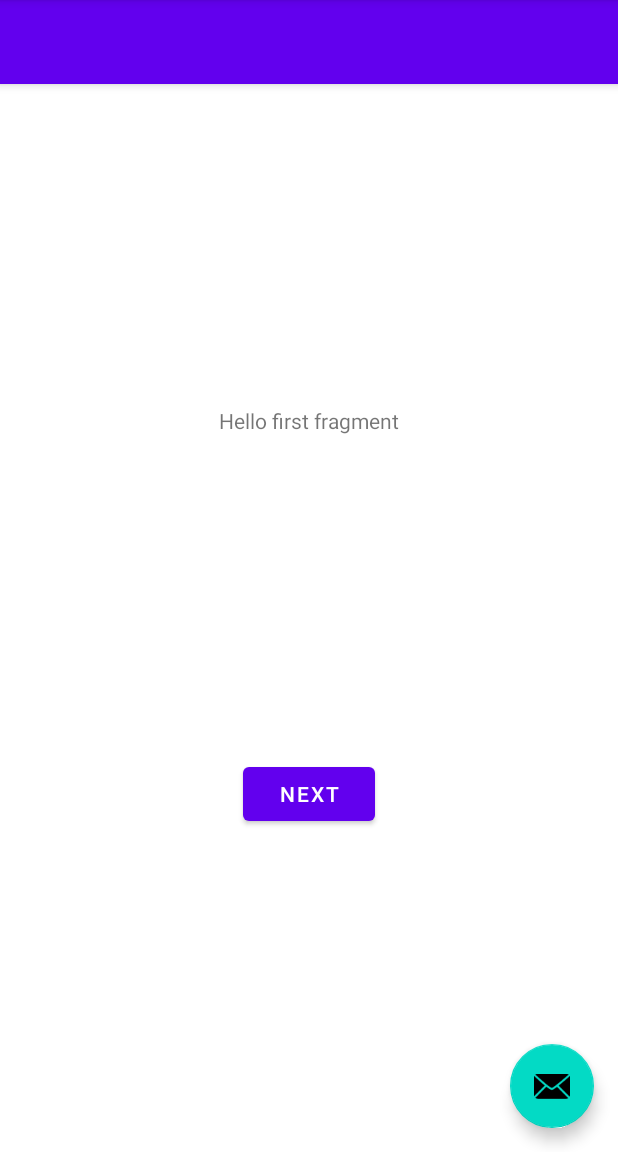
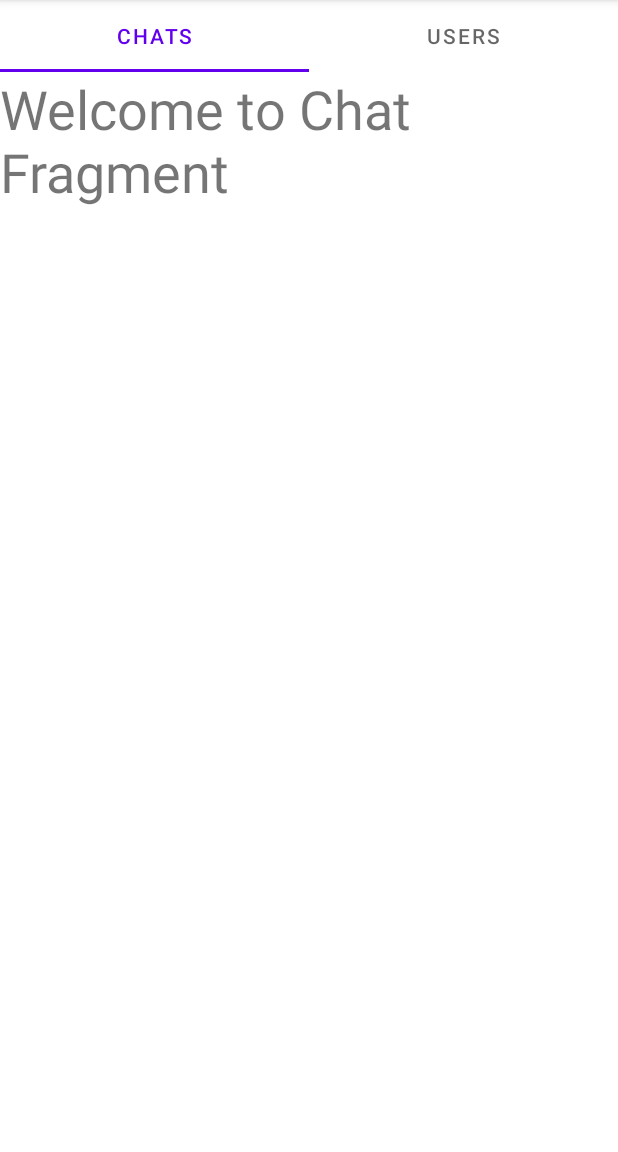
Before and after one commit to tobyatgithub/Android-Developer-Fundamentals-Java, an Android app: the screen it shows after launch once a user with an empty profile is signed in (MainActivity), on a phone screen of 412 x 824 dp, the part 84-1236 px from its top. Run offline under Robolectric (Android 15) with nearby library versions, the phone set to English and light mode, and no system bars; our stand-ins replace Firebase (no records; nobody signed in at launch, a user with empty details on screens opened directly); 1 statement that could not run was skipped.

Commit message:
adding view pager adapter with chat fragment and user fragment.

```diff
--- a/firebaseChatExmaple/app/build.gradle
+++ b/firebaseChatExmaple/app/build.gradle
@@ -38,6 +38,7 @@
     implementation 'androidx.navigation:navigation-fragment:2.3.5'
     implementation 'androidx.navigation:navigation-ui:2.3.5'
     implementation 'com.google.firebase:firebase-auth:19.3.1'
+    implementation 'androidx.legacy:legacy-support-v4:1.0.0'
     testImplementation 'junit:junit:4.+'
     androidTestImplementation 'androidx.test.ext:junit:1.1.2'
     androidTestImplementation 'androidx.test.espresso:espresso-core:3.3.0'
--- /dev/null
+++ b/firebaseChatExmaple/app/src/main/java/com/toby/firebasechatexample/Fragments/ChatFragment.java
@@ -0,0 +1,66 @@
+package com.toby.firebasechatexample.Fragments;
+
+import android.os.Bundle;
+
+import androidx.fragment.app.Fragment;
+
+import android.view.LayoutInflater;
+import android.view.View;
+import android.view.ViewGroup;
+
+import com.toby.firebasechatexample.R;
+
+/**
+ * A simple {@link Fragment} subclass.
+ * Use the {@link ChatFragment#newInstance} factory method to
+ * create an instance of this fragment.
+ */
+public class ChatFragment extends Fragment {
+
+    // TODO: Rename parameter arguments, choose names that match
+    // the fragment initialization parameters, e.g. ARG_ITEM_NUMBER
+    private static final String ARG_PARAM1 = "param1";
+    private static final String ARG_PARAM2 = "param2";
+
+    // TODO: Rename and change types of parameters
+    private String mParam1;
+    private String mParam2;
+
+    public ChatFragment() {
+        // Required empty public constructor
+    }
+
+    /**
+     * Use this factory method to create a new instance of
+     * this fragment using the provided parameters.
+     *
+     * @param param1 Parameter 1.
+     * @param param2 Parameter 2.
+     * @return A new instance of fragment ChatFragment.
+     */
+    // TODO: Rename and change types and number of parameters
+    public static ChatFragment newInstance(String param1, String param2) {
+        ChatFragment fragment = new ChatFragment();
+        Bundle args = new Bundle();
+        args.putString(ARG_PARAM1, param1);
+        args.putString(ARG_PARAM2, param2);
+        fragment.setArguments(args);
+        return fragment;
+    }
+
+    @Override
+    public void onCreate(Bundle savedInstanceState) {
+        super.onCreate(savedInstanceState);
+        if (getArguments() != null) {
+            mParam1 = getArguments().getString(ARG_PARAM1);
+            mParam2 = getArguments().getString(ARG_PARAM2);
+        }
+    }
+
+    @Override
+    public View onCreateView(LayoutInflater inflater, ViewGroup container,
+                             Bundle savedInstanceState) {
+        // Inflate the layout for this fragment
+        return inflater.inflate(R.layout.fragment_chat, container, false);
+    }
+}
--- /dev/null
+++ b/firebaseChatExmaple/app/src/main/java/com/toby/firebasechatexample/Fragments/UserFragment.java
@@ -0,0 +1,66 @@
+package com.toby.firebasechatexample.Fragments;
+
+import android.os.Bundle;
+
+import androidx.fragment.app.Fragment;
+
+import android.view.LayoutInflater;
+import android.view.View;
+import android.view.ViewGroup;
+
+import com.toby.firebasechatexample.R;
+
+/**
+ * A simple {@link Fragment} subclass.
+ * Use the {@link UserFragment#newInstance} factory method to
+ * create an instance of this fragment.
+ */
+public class UserFragment extends Fragment {
+
+    // TODO: Rename parameter arguments, choose names that match
+    // the fragment initialization parameters, e.g. ARG_ITEM_NUMBER
+    private static final String ARG_PARAM1 = "param1";
+    private static final String ARG_PARAM2 = "param2";
+
+    // TODO: Rename and change types of parameters
+    private String mParam1;
+    private String mParam2;
+
+    public UserFragment() {
+        // Required empty public constructor
+    }
+
+    /**
+     * Use this factory method to create a new instance of
+     * this fragment using the provided parameters.
+     *
+     * @param param1 Parameter 1.
+     * @param param2 Parameter 2.
+     * @return A new instance of fragment UserFragment.
+     */
+    // TODO: Rename and change types and number of parameters
+    public static UserFragment newInstance(String param1, String param2) {
+        UserFragment fragment = new UserFragment();
+        Bundle args = new Bundle();
+        args.putString(ARG_PARAM1, param1);
+        args.putString(ARG_PARAM2, param2);
+        fragment.setArguments(args);
+        return fragment;
+    }
+
+    @Override
+    public void onCreate(Bundle savedInstanceState) {
+        super.onCreate(savedInstanceState);
+        if (getArguments() != null) {
+            mParam1 = getArguments().getString(ARG_PARAM1);
+            mParam2 = getArguments().getString(ARG_PARAM2);
+        }
+    }
+
+    @Override
+    public View onCreateView(LayoutInflater inflater, ViewGroup container,
+                             Bundle savedInstanceState) {
+        // Inflate the layout for this fragment
+        return inflater.inflate(R.layout.fragment_user, container, false);
+    }
+}
--- a/firebaseChatExmaple/app/src/main/java/com/toby/firebasechatexample/MainActivity.java
+++ b/firebaseChatExmaple/app/src/main/java/com/toby/firebasechatexample/MainActivity.java
@@ -3,11 +3,9 @@
 import android.content.Intent;
 import android.os.Bundle;
 
-import com.google.android.gms.tasks.OnCompleteListener;
-import com.google.android.gms.tasks.Task;
 import com.google.android.material.floatingactionbutton.FloatingActionButton;
 import com.google.android.material.snackbar.Snackbar;
-import com.google.firebase.auth.AuthResult;
+import com.google.android.material.tabs.TabLayout;
 import com.google.firebase.auth.FirebaseAuth;
 import com.google.firebase.auth.FirebaseUser;
 import com.google.firebase.database.DataSnapshot;
@@ -15,32 +13,35 @@
 import com.google.firebase.database.DatabaseReference;
 import com.google.firebase.database.FirebaseDatabase;
 import com.google.firebase.database.ValueEventListener;
+import com.toby.firebasechatexample.Fragments.ChatFragment;
+import com.toby.firebasechatexample.Fragments.UserFragment;
 import com.toby.firebasechatexample.Model.Users;
 
 import androidx.annotation.NonNull;
+import androidx.annotation.Nullable;
 import androidx.appcompat.app.AppCompatActivity;
-import androidx.appcompat.widget.Toolbar;
+import androidx.fragment.app.Fragment;
+import androidx.fragment.app.FragmentManager;
+import androidx.fragment.app.FragmentPagerAdapter;
+import androidx.viewpager.widget.ViewPager;
 
 import android.view.View;
 
 import android.view.Menu;
 import android.view.MenuItem;
-import android.widget.Button;
-import android.widget.EditText;
 import android.widget.Toast;
 
-import java.util.HashMap;
+import java.util.ArrayList;
 
 public class MainActivity extends AppCompatActivity {
 
     FirebaseUser firebaseUser;
     DatabaseReference myRef;
 
-
     @Override
     protected void onCreate(Bundle savedInstanceState) {
         super.onCreate(savedInstanceState);
-        setContentView(R.layout.activity_main);
+        setContentView(R.layout.another_main);
 
         firebaseUser = FirebaseAuth.getInstance().getCurrentUser();
         myRef = FirebaseDatabase.getInstance().getReference("Users")
@@ -57,17 +58,27 @@
 
             }
         });
+//
+//        FloatingActionButton fab = findViewById(R.id.fab);
+//        fab.setOnClickListener(new View.OnClickListener() {
+//            @Override
+//            public void onClick(View view) {
+//                Snackbar.make(view, "Replace with your own action", Snackbar.LENGTH_LONG)
+//                        .setAction("Action", null).show();
+//            }
+//        });
 
-        FloatingActionButton fab = findViewById(R.id.fab);
-        fab.setOnClickListener(new View.OnClickListener() {
-            @Override
-            public void onClick(View view) {
-                Snackbar.make(view, "Replace with your own action", Snackbar.LENGTH_LONG)
-                        .setAction("Action", null).show();
-            }
-        });
+        // tab layout and view pager
+        TabLayout tabLayout = findViewById(R.id.tabLayout);
+        ViewPager viewPager = findViewById(R.id.view_pager);
+
+        ViewPagerAdapter viewPagerAdapter = new ViewPagerAdapter(getSupportFragmentManager());
+        viewPagerAdapter.addFragment(new ChatFragment(), "Chats");
+        viewPagerAdapter.addFragment(new UserFragment(), "Users");
+
+        viewPager.setAdapter(viewPagerAdapter);
+        tabLayout.setupWithViewPager(viewPager);
     }
-
 
 
     @Override
@@ -95,6 +106,39 @@
         }
 
         return false;
-//        return super.onOptionsItemSelected(item);
+    }
+
+    // Class ViewPagerAdapter
+    class ViewPagerAdapter extends FragmentPagerAdapter {
+        private ArrayList<Fragment> fragments;
+        private ArrayList<String> titles;
+
+        public ViewPagerAdapter(@NonNull FragmentManager fm) {
+            super(fm);
+            this.fragments = new ArrayList<>();
+            this.titles = new ArrayList<>();
+        }
+
+        @NonNull
+        @Override
+        public Fragment getItem(int position) {
+            return fragments.get(position);
+        }
+
+        @Override
+        public int getCount() {
+            return fragments.size();
+        }
+
+        public void addFragment(Fragment fragment, String title) {
+            fragments.add(fragment);
+            titles.add(title);
+        }
+
+        @Nullable
+        @Override
+        public CharSequence getPageTitle(int position) {
+            return titles.get(position);
+        }
     }
 }
--- /dev/null
+++ b/firebaseChatExmaple/app/src/main/res/layout/another_main.xml
@@ -0,0 +1,27 @@
+<?xml version="1.0" encoding="utf-8"?>
+<androidx.constraintlayout.widget.ConstraintLayout xmlns:android="http://schemas.android.com/apk/res/android"
+    xmlns:app="http://schemas.android.com/apk/res-auto"
+    xmlns:tools="http://schemas.android.com/tools"
+    android:layout_width="match_parent"
+    android:layout_height="match_parent">
+
+    <com.google.android.material.tabs.TabLayout
+        android:id="@+id/tabLayout"
+        android:layout_width="0dp"
+        android:layout_height="wrap_content"
+        app:layout_constraintEnd_toEndOf="parent"
+        app:layout_constraintStart_toStartOf="parent"
+        app:layout_constraintTop_toTopOf="parent">
+
+
+    </com.google.android.material.tabs.TabLayout>
+
+    <androidx.viewpager.widget.ViewPager
+        android:id="@+id/view_pager"
+        android:layout_width="match_parent"
+        android:layout_height="0dp"
+        app:layout_constraintBottom_toBottomOf="parent"
+        app:layout_constraintEnd_toEndOf="parent"
+        app:layout_constraintStart_toStartOf="parent"
+        app:layout_constraintTop_toBottomOf="@+id/tabLayout" />
+</androidx.constraintlayout.widget.ConstraintLayout>
--- /dev/null
+++ b/firebaseChatExmaple/app/src/main/res/layout/fragment_chat.xml
@@ -0,0 +1,15 @@
+<?xml version="1.0" encoding="utf-8"?>
+<FrameLayout xmlns:android="http://schemas.android.com/apk/res/android"
+    xmlns:tools="http://schemas.android.com/tools"
+    android:layout_width="match_parent"
+    android:layout_height="match_parent"
+    tools:context=".Fragments.ChatFragment">
+
+    <!-- TODO: Update blank fragment layout -->
+    <TextView
+        android:layout_width="match_parent"
+        android:layout_height="match_parent"
+        android:text="Welcome to Chat Fragment"
+        android:textSize="36sp" />
+
+</FrameLayout>
--- /dev/null
+++ b/firebaseChatExmaple/app/src/main/res/layout/fragment_user.xml
@@ -0,0 +1,15 @@
+<?xml version="1.0" encoding="utf-8"?>
+<FrameLayout xmlns:android="http://schemas.android.com/apk/res/android"
+    xmlns:tools="http://schemas.android.com/tools"
+    android:layout_width="match_parent"
+    android:layout_height="match_parent"
+    tools:context=".Fragments.UserFragment">
+
+    <!-- TODO: Update blank fragment layout -->
+    <TextView
+        android:layout_width="match_parent"
+        android:layout_height="match_parent"
+        android:text="Welcome to User Fragment"
+        android:textSize="36sp" />
+
+</FrameLayout>
--- a/firebaseChatExmaple/app/src/main/res/values/strings.xml
+++ b/firebaseChatExmaple/app/src/main/res/values/strings.xml
@@ -9,4 +9,6 @@
 
     <string name="hello_first_fragment">Hello first fragment</string>
     <string name="hello_second_fragment">Hello second fragment. Arg: %1$s</string>
+    <!-- TODO: Remove or change this placeholder text -->
+    <string name="hello_blank_fragment">Hello blank fragment</string>
 </resources>
```
